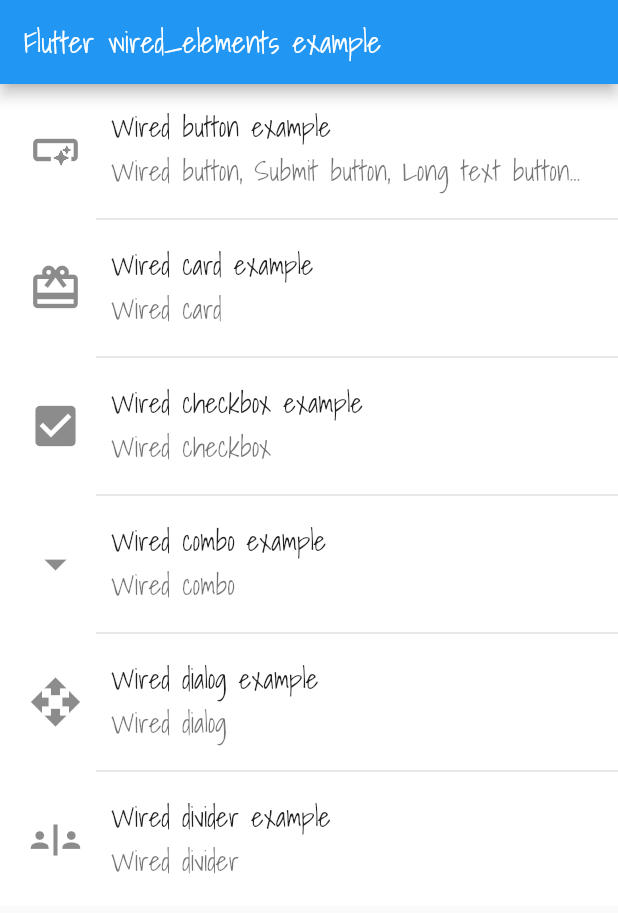
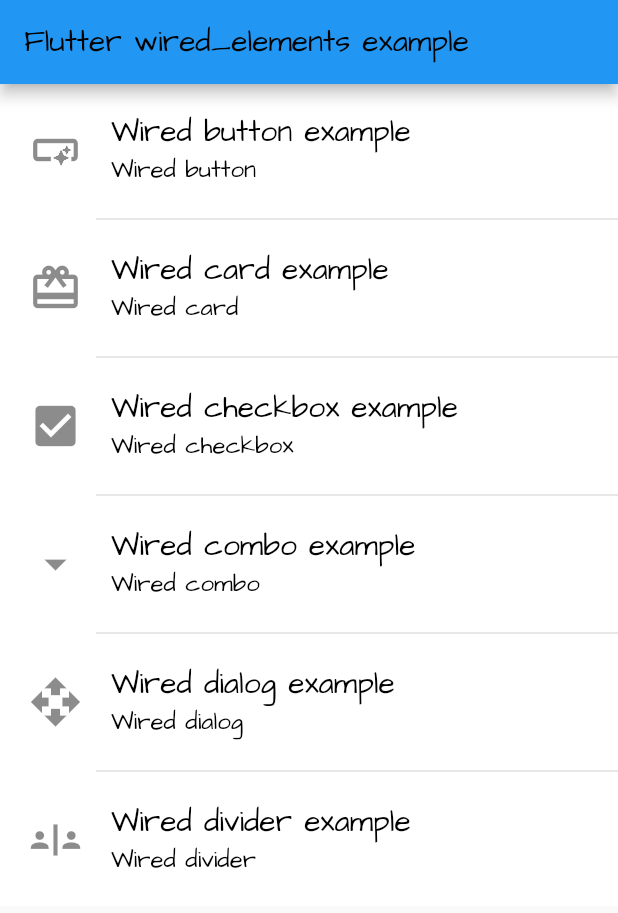
Before and after one commit to KevinZhang19870314/wired_elements, a Flutter app: the screen it shows after launch, on a phone screen of 412 x 824 dp. Shown: the top 913 px of the screen. Run offline on Flutter 3.47's test engine with Material 2 defaults, Android fonts, the phone set to English and light mode, and no system bars.

Commit message:
feat: add another hand writing fonts

```diff
--- a/example/lib/demos.dart
+++ b/example/lib/demos.dart
@@ -6,12 +6,13 @@ import 'package:example/src/wired_divider_example.dart';
 import 'package:flutter/material.dart';
 import 'src/wired_button_example.dart';
 
-final String handWriting = 'Shadows Into Light';
+final String handWriting1 = 'Shadows Into Light';
+final String handWriting2 = 'Architects Daughter';
 
 final List<Demo> demos = [
   NormalDemo(
     'Wired button example',
-    'Wired button, Submit button, Long text button...',
+    'Wired button',
     (_) => WiredButtonExample(title: 'Wired button example'),
     const Icon(Icons.smart_button, size: 36),
   ),
--- a/example/lib/home_page.dart
+++ b/example/lib/home_page.dart
@@ -51,10 +51,13 @@ class DemoRow extends StatelessWidget {
         contentPadding: const EdgeInsets.symmetric(vertical: 8, horizontal: 16),
         title: WiredText(
           demo.name,
-          fontSize: 18.0,
+          fontSize: 20.0,
         ),
         dense: false,
-        subtitle: WiredText(demo.description),
+        subtitle: WiredText(
+          demo.description,
+          fontSize: 16.0,
+        ),
         leading: Container(
           child: demo.icon,
           width: 42,
--- a/example/lib/src/wired_dialog_example.dart
+++ b/example/lib/src/wired_dialog_example.dart
@@ -26,7 +26,7 @@ class WiredDialogExample extends StatelessWidget {
                 builder: (context) {
                   return Center(
                     child: Container(
-                      height: 460.0,
+                      height: 480.0,
                       child: WiredDialog(
                         child: Column(
                           crossAxisAlignment: CrossAxisAlignment.start,
--- a/example/lib/src/wired_text.dart
+++ b/example/lib/src/wired_text.dart
@@ -12,7 +12,7 @@ class WiredText extends StatelessWidget {
     Key? key,
     this.fontWeight = FontWeight.w500,
     this.fontSize = 18.0,
-    this.color,
+    this.color = Colors.black,
   }) : super(key: key);
 
   @override
@@ -21,7 +21,7 @@ class WiredText extends StatelessWidget {
       data,
       style: TextStyle(
         decoration: TextDecoration.none,
-        fontFamily: handWriting,
+        fontFamily: handWriting2,
         fontWeight: fontWeight,
         fontSize: fontSize,
         color: color,
```
Also changed, not shown: example/pubspec.yaml (+3 -5 lines), example/assets/fonts/ArchitectsDaughter-Regular.ttf (added).
